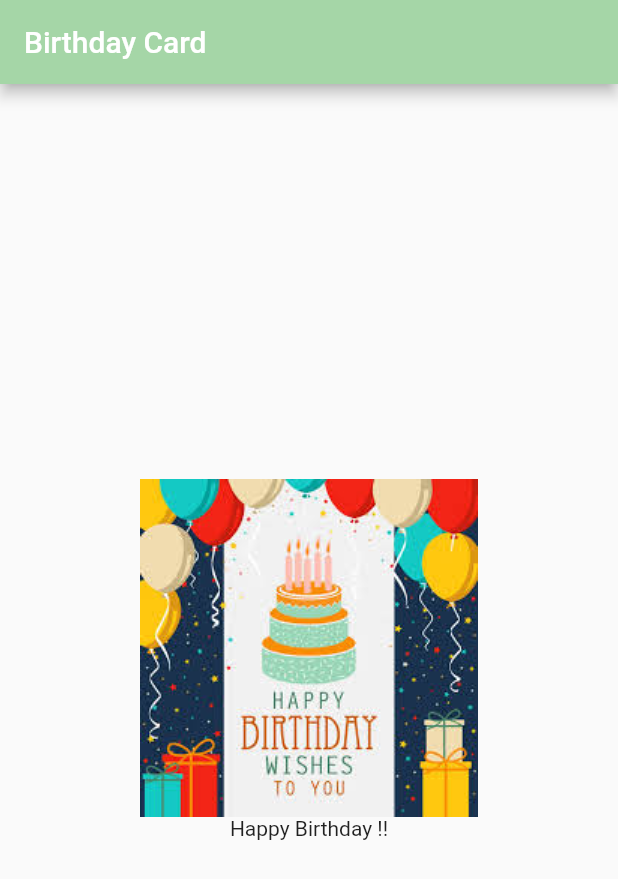
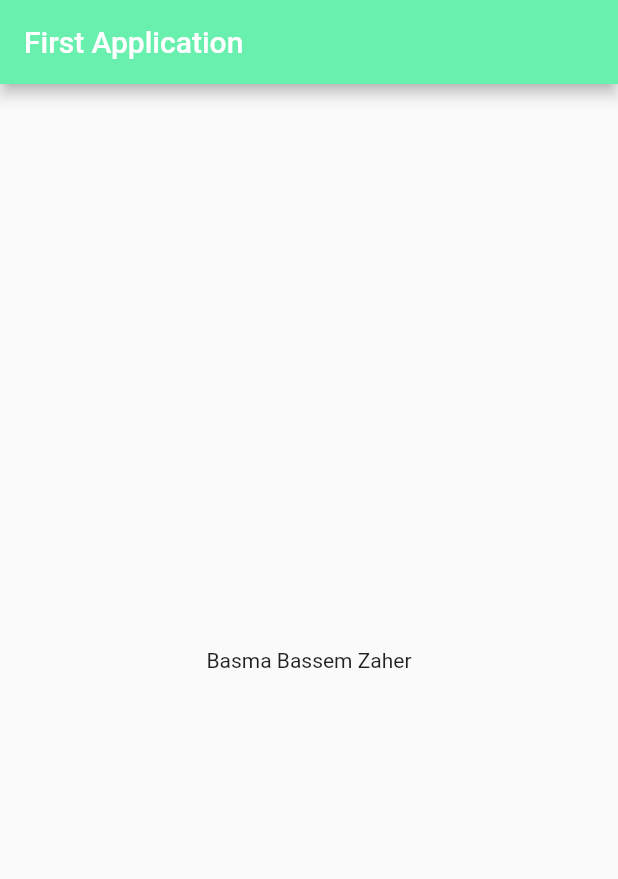
Before and after one commit to basmabassem/mobile_computing_lab, a Flutter app: the screen it shows after launch, on a phone screen of 412 x 824 dp. Shown: the top 879 px of the screen. Run offline on Flutter 3.47's test engine with Material 2 defaults, Android fonts, the light colour scheme and no system bars.

Commit message:
First commit

```diff
--- a/lib/main.dart
+++ b/lib/main.dart
@@ -11,20 +11,12 @@ class MyApp extends StatelessWidget {
   @override
   Widget build(BuildContext context) {
     return MaterialApp(
-      home: Scaffold(
-          appBar: AppBar(
-            title: Text("Birthday Card"),
-            backgroundColor: Colors.green[200],
-          ),
-          body: Center(
-            child: Column(
-              mainAxisAlignment: MainAxisAlignment.center,
-              children: [
-                Image(image: AssetImage('images/image1.jpg')),
-                Text("Happy Birthday !!")
-              ],
-            ),
-          )),
-    );
+        home: Scaffold(
+      appBar: AppBar(
+        title: Text("First Application"),
+        backgroundColor: Colors.greenAccent,
+      ),
+      body: Center(child: Text("Basma Bassem Zaher")),
+    ));
   }
 }
```
